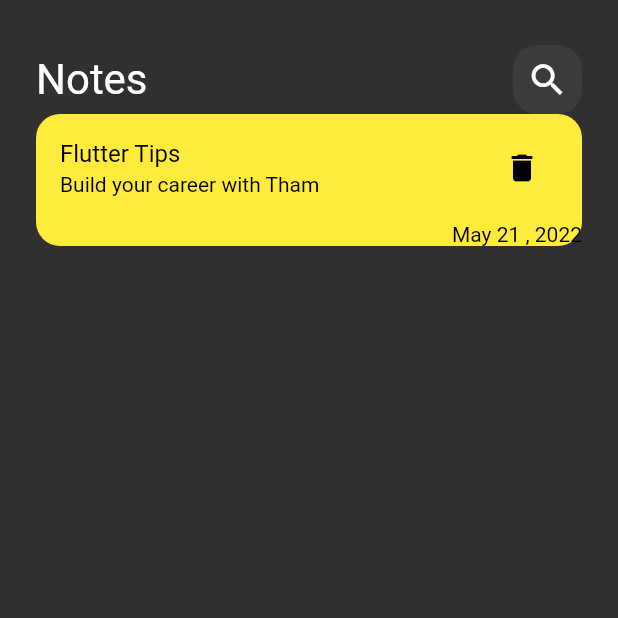
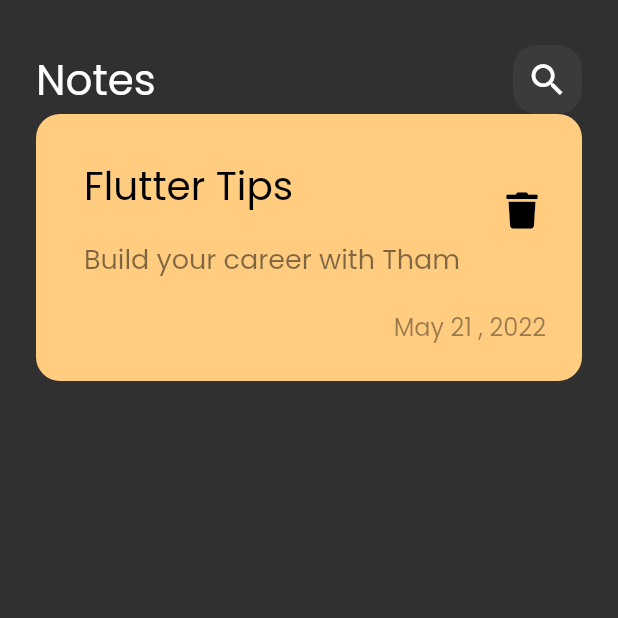
Before and after one commit to jalalsowat/project_note_app_flutter, a Flutter app: the screen it shows after launch, on a phone screen of 412 x 824 dp, the top half of it. Run offline on Flutter 3.47's test engine with Material 2 defaults, Android fonts, the phone set to English and light mode, and no system bars; our stand-ins replace font_awesome_flutter.

Commit message:
create custom note item

```diff
--- a/lib/main.dart
+++ b/lib/main.dart
@@ -12,7 +12,7 @@ class NoteApp extends StatelessWidget {
   Widget build(BuildContext context) {
     return MaterialApp(
       debugShowCheckedModeBanner: false,
-      theme: ThemeData(brightness: Brightness.dark),
+      theme: ThemeData(brightness: Brightness.dark, fontFamily: "Poppins"),
       home: const NotesView(),
     );
   }
--- /dev/null
+++ b/lib/views/widgets/custom_note_item.dart
@@ -0,0 +1,50 @@
+import 'package:flutter/material.dart';
+import 'package:font_awesome_flutter/font_awesome_flutter.dart';
+
+class NoteItem extends StatelessWidget {
+  const NoteItem({Key? key}) : super(key: key);
+
+  @override
+  Widget build(BuildContext context) {
+    return Container(
+      padding: const EdgeInsets.only(top: 24, bottom: 24, left: 16),
+      decoration: BoxDecoration(
+          color: const Color(0xffffcc80),
+          borderRadius: BorderRadius.circular(16)),
+      child: Column(
+        crossAxisAlignment: CrossAxisAlignment.end,
+        children: [
+          ListTile(
+            title: const Text(
+              "Flutter Tips",
+              style: TextStyle(color: Colors.black, fontSize: 26),
+            ),
+            subtitle: Padding(
+              padding: const EdgeInsets.only(top: 16, bottom: 16),
+              child: Text(
+                "Build your career with Tham",
+                style: TextStyle(
+                    color: Colors.black.withOpacity(0.5), fontSize: 18),
+              ),
+            ),
+            trailing: IconButton(
+                onPressed: () {},
+                icon: const Icon(
+                  FontAwesomeIcons.trash,
+                  color: Colors.black,
+                  size: 24,
+                )),
+          ),
+          Padding(
+            padding: const EdgeInsets.only(right: 24),
+            child: Text(
+              "May 21 , 2022",
+              style:
+                  TextStyle(color: Colors.black.withOpacity(0.4), fontSize: 16),
+            ),
+          )
+        ],
+      ),
+    );
+  }
+}
--- a/lib/views/widgets/notes_view_body.dart
+++ b/lib/views/widgets/notes_view_body.dart
@@ -1,6 +1,7 @@
 import 'package:flutter/material.dart';
 
 import 'custom_app_bar.dart';
+import 'custom_note_item.dart';
 
 class NotesViewBody extends StatelessWidget {
   const NotesViewBody({Key? key}) : super(key: key);
@@ -21,40 +22,3 @@ class NotesViewBody extends StatelessWidget {
     );
   }
 }
-
-class NoteItem extends StatelessWidget {
-  const NoteItem({Key? key}) : super(key: key);
-
-  @override
-  Widget build(BuildContext context) {
-    return Container(
-      decoration: BoxDecoration(
-          color: Colors.yellow, borderRadius: BorderRadius.circular(16)),
-      child: Column(
-        crossAxisAlignment: CrossAxisAlignment.end,
-        children: [
-          ListTile(
-            title: const Text(
-              "Flutter Tips",
-              style: TextStyle(color: Colors.black),
-            ),
-            subtitle: const Text(
-              "Build your career with Tham",
-              style: TextStyle(color: Colors.black),
-            ),
-            trailing: IconButton(
-                onPressed: () {},
-                icon: const Icon(
-                  Icons.delete,
-                  color: Colors.black,
-                )),
-          ),
-          const Text(
-            "May 21 , 2022",
-            style: TextStyle(color: Colors.black),
-          )
-        ],
-      ),
-    );
-  }
-}
```
Also changed, not shown: pubspec.yaml (+12 -12 lines), assets/fonts/Poppins-Regular.ttf (added), pubspec.lock.
